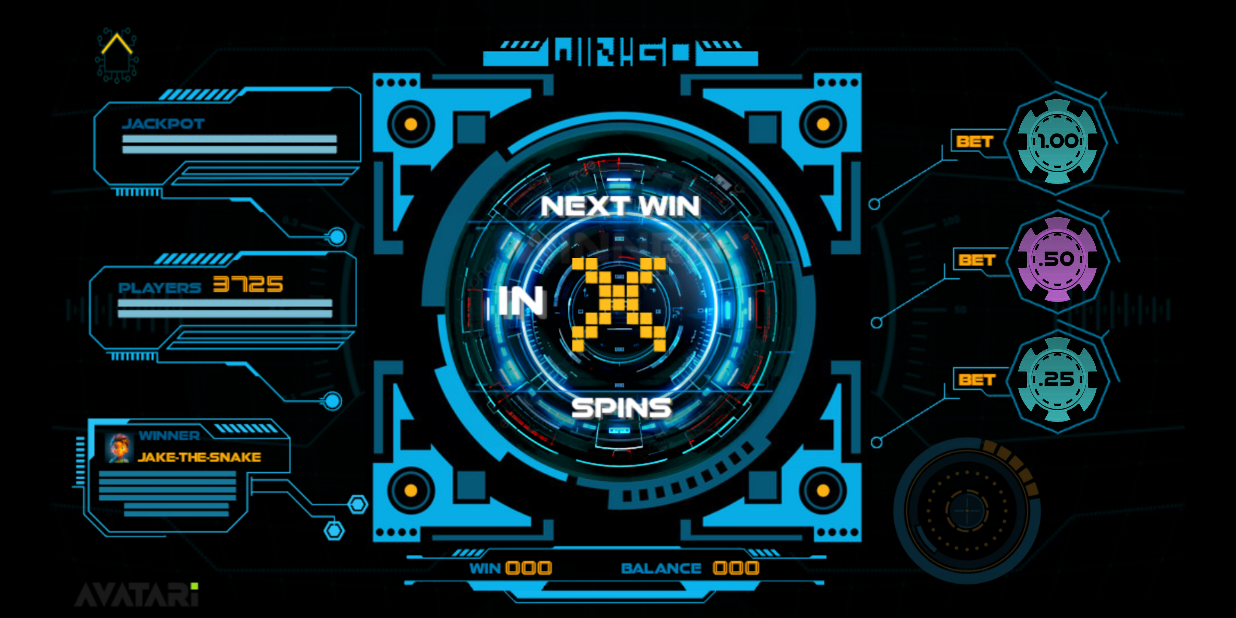
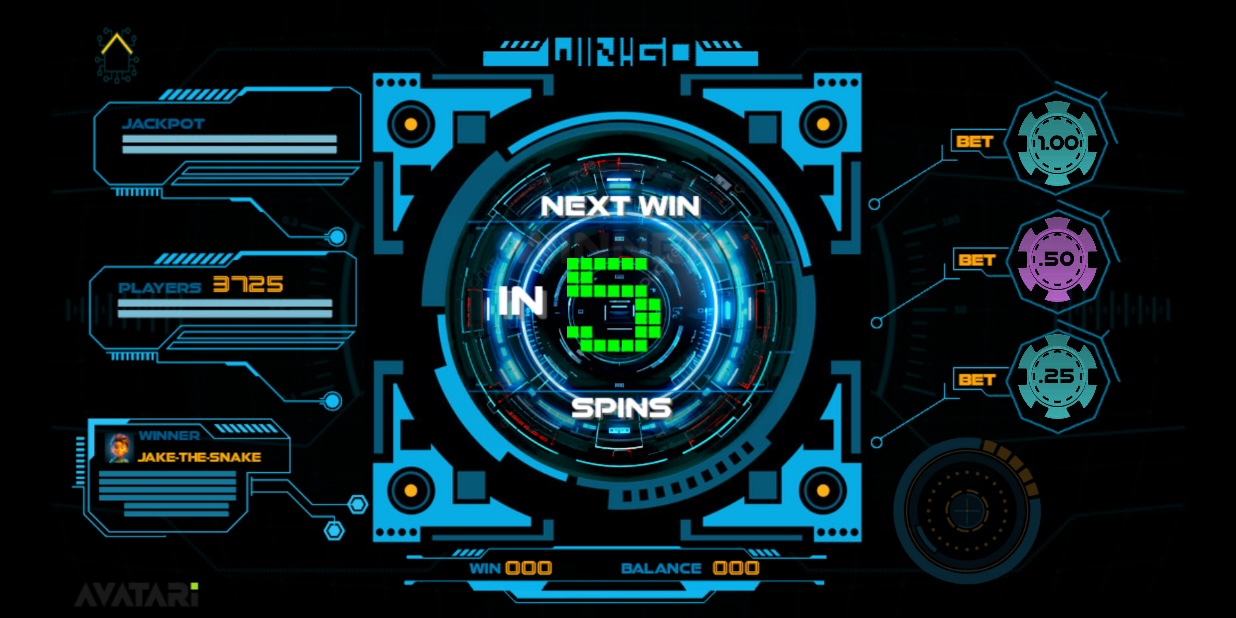
Before and after one commit to mishabron/wingo, an Android app: the screen it shows after launch (GameActivity), after a tap on an icon or button, on a phone screen of 824 x 412 dp (held sideways). Run offline under Robolectric (Android 15) with nearby library versions, the phone set to English and light mode, and no system bars; our stand-ins replace EventBus.

Commit message:
added winning

```diff
--- a/app/src/main/java/com/mbronshteyn/wingo/activity/GameActivity.java
+++ b/app/src/main/java/com/mbronshteyn/wingo/activity/GameActivity.java
@@ -49,19 +49,24 @@ public class GameActivity extends AppCompatActivity {
         chipButton100 = (Button) findViewById(R.id.btn_chip100);
         spinButton = (Button) findViewById(R.id.spinButton);
         spinButton.setEnabled(false);
+
+        ImageView numbers = (ImageView) findViewById(R.id.numbers);
+        numbers.setBackground(getResources().getDrawable(R.drawable.numbers_animation,null));
+        AnimationDrawable numbersAnimation = (AnimationDrawable) numbers.getBackground();
+        ImageView winner = (ImageView) findViewById(R.id.winnerBanner);
+        AnimationDrawable winnerAnimation = (AnimationDrawable) winner.getBackground();
         spinButton.setOnClickListener(new View.OnClickListener() {
             Button buttonHome = (Button) findViewById(R.id.homeButton);
             @Override
             public void onClick(View v) {
+
                 Animation aniRotate = AnimationUtils.loadAnimation(getApplicationContext(),R.anim.ring_animation);
-                ImageView numbers = (ImageView) findViewById(R.id.numbers);
-                numbers.setBackground(getResources().getDrawable(R.drawable.numbers_animation,null));
-                AnimationDrawable frameAnimation = (AnimationDrawable) numbers.getBackground();
                 ImageView mainCircle = (ImageView) findViewById(R.id.mainCircle);
                 Animation mainCircleRotate = AnimationUtils.loadAnimation(getApplicationContext(),R.anim.maincircle_animation);
                 ImageView winBackground = (ImageView) findViewById(R.id.winBackground);
                 winBackground.setVisibility(View.INVISIBLE);
-                mainCircle.setBackground(getResources().getDrawable(R.drawable.maincircle,null));
+                ImageView winCircle = (ImageView) findViewById(R.id.winCircle);
+                winCircle.setVisibility(View.INVISIBLE);
                 aniRotate.setAnimationListener(new Animation.AnimationListener() {
                     @Override
                     public void onAnimationStart(Animation animation) {
@@ -70,35 +75,41 @@ public class GameActivity extends AppCompatActivity {
                         chipButton25.setClickable(false);
                         chipButton100.setClickable(false);
                         chipButton50.setClickable(false);
-                        frameAnimation.start();
+                        new Handler(Looper.getMainLooper()).postDelayed(() -> {
+                            numbersAnimation.start();
+                        }, 1000);
                     }
 
                     @Override
                     public void onAnimationEnd(Animation animation) {
                         buttonHome.setEnabled(true);
-                        spinButton.setEnabled(true);
                         ImageView spingring = (ImageView) findViewById(R.id.spingring);
                         spingring.setVisibility(View.INVISIBLE);
                         chipButton25.setClickable(true);
                         chipButton100.setClickable(true);
                         chipButton50.setClickable(true);
-                        frameAnimation.stop();
+                        numbersAnimation.stop();
 
                         while (randomNum == previous){
                             randomNum = ThreadLocalRandom.current().nextInt(0, 5 + 1);
                         }
                         previous = randomNum;
-                        Drawable frame = frameAnimation.getFrame(randomNum);
-                        if(!frameAnimation.getCurrent().equals(frame)) {
-                            numbers.setBackground(frame);
-                        }
+                        numbersAnimation.selectDrawable(randomNum);
+
                         mainCircleRotate.setDuration(15000);
                         mainCircle.startAnimation(mainCircleRotate);
                         if(randomNum == 5){
                             new Handler(Looper.getMainLooper()).postDelayed(() -> {
                                 winBackground.setVisibility(View.VISIBLE);
-                                mainCircle.setBackground(getResources().getDrawable(R.drawable.wincircle,null));
-                            }, 1000);
+                                winCircle.setVisibility(View.VISIBLE);
+                                winCircle.startAnimation(mainCircleRotate);
+                                spinButton.setEnabled(true);
+                                winner.setVisibility(View.VISIBLE);
+                                winnerAnimation.start();
+                            }, 2000);
+                        }
+                        else{
+                            spinButton.setEnabled(true);
                         }
                     }
                     @Override
@@ -109,8 +120,11 @@ public class GameActivity extends AppCompatActivity {
                 spingring.setVisibility(View.VISIBLE);
                 spingring.startAnimation(aniRotate);
 
-                mainCircleRotate.setDuration(3000);
+                winCircle.clearAnimation();
+                mainCircleRotate.setDuration(2000);
                 mainCircle.startAnimation(mainCircleRotate);
+                winnerAnimation.stop();
+                winner.setVisibility(View.INVISIBLE);
             }
         });
 
@@ -139,6 +153,13 @@ public class GameActivity extends AppCompatActivity {
         Animation mainCircleRotate = AnimationUtils.loadAnimation(getApplicationContext(),R.anim.maincircle_animation);
         ImageView mainCircle = (ImageView) findViewById(R.id.mainCircle);
         mainCircle.startAnimation(mainCircleRotate);
+    }
+
+    @Override
+    protected void onStop() {
+        super.onStop();
+        ImageView mainCircle = (ImageView) findViewById(R.id.mainCircle);
+        mainCircle.clearAnimation();
     }
 
     @Subscribe
@@ -343,10 +364,16 @@ public class GameActivity extends AppCompatActivity {
         mainCircleParams.height = (int) (newBmapHeight * 0.5410F);
         mainCircleParams.width = (int) (newBmapWidth * 0.2937F);
 
+
+        ImageView winCircle = (ImageView) findViewById(R.id.winCircle);
+        ViewGroup.LayoutParams winCircleParams = winCircle.getLayoutParams();
+        winCircleParams.height = (int) (newBmapHeight * 0.5410F);
+        winCircleParams.width = (int) (newBmapWidth * 0.2937F);
+
         ImageView winBackground = (ImageView) findViewById(R.id.winBackground);
         ViewGroup.LayoutParams winBackgroundParams = winBackground.getLayoutParams();
-        winBackgroundParams.height = (int) (newBmapHeight * 0.8333);
-        winBackgroundParams.width = (int) (newBmapWidth * 0.4325F);
+        winBackgroundParams.height = (int) (newBmapHeight * 0.8370F);
+        winBackgroundParams.width = (int) (newBmapWidth * 0.4396F);
     }
 
     private class ChipBlinkedEvent {
--- a/app/src/main/java/com/mbronshteyn/wingo/activity/GameSelectorActivity.java
+++ b/app/src/main/java/com/mbronshteyn/wingo/activity/GameSelectorActivity.java
@@ -1,17 +1,19 @@
 package com.mbronshteyn.wingo.activity;
-
-import androidx.appcompat.app.AppCompatActivity;
-import androidx.constraintlayout.widget.ConstraintLayout;
-import androidx.constraintlayout.widget.ConstraintSet;
 
 import android.app.ActivityOptions;
 import android.content.Intent;
 import android.graphics.BitmapFactory;
 import android.os.Bundle;
+import android.transition.ChangeBounds;
 import android.view.View;
 import android.view.ViewGroup;
 import android.widget.Button;
 import android.widget.ImageView;
+
+import androidx.appcompat.app.AppCompatActivity;
+import androidx.constraintlayout.widget.ConstraintLayout;
+import androidx.constraintlayout.widget.ConstraintSet;
+import androidx.core.app.ActivityOptionsCompat;
 
 import com.mbronshteyn.wingo.R;
 
@@ -24,13 +26,13 @@ public class GameSelectorActivity extends AppCompatActivity {
 
         Button button6 = (Button) findViewById(R.id.button1_6);
 
+        GameSelectorActivity activity = this;
         button6.setOnClickListener(new View.OnClickListener() {
             @Override
             public void onClick(View v) {
                 Intent intent = new Intent(getApplicationContext(), GameActivity.class);
-                intent.putExtras(new Bundle());
-                ActivityOptions options = ActivityOptions.makeSceneTransitionAnimation(GameSelectorActivity.this);
-                startActivity(intent, options.toBundle());
+                Bundle bundle = ActivityOptionsCompat.makeCustomAnimation(activity, R.anim.fade_in, R.anim.fade_out).toBundle();
+                startActivity(intent, bundle);
             }
         });
 
--- a/app/src/main/res/drawable/numbers_animation.xml
+++ b/app/src/main/res/drawable/numbers_animation.xml
@@ -5,20 +5,20 @@
 
     <item
         android:drawable="@drawable/five"
-        android:duration="250"/>
+        android:duration="150"/>
     <item
         android:drawable="@drawable/four"
-        android:duration="250"/>
+        android:duration="150"/>
     <item
         android:drawable="@drawable/three"
-        android:duration="250"/>
+        android:duration="150"/>
     <item
         android:drawable="@drawable/two"
-        android:duration="250"/>
+        android:duration="150"/>
     <item
         android:drawable="@drawable/one"
-        android:duration="250"/>
+        android:duration="150"/>
     <item
         android:drawable="@drawable/zero"
-        android:duration="250"/>
+        android:duration="150"/>
 </animation-list>
--- /dev/null
+++ b/app/src/main/res/drawable/winner_animation.xml
@@ -0,0 +1,24 @@
+<?xml version="1.0" encoding="utf-8"?>
+<animation-list xmlns:android="http://schemas.android.com/apk/res/android"
+    android:oneshot="false"
+    android:fillAfter="true">
+
+    <item
+        android:drawable="@drawable/w"
+        android:duration="250"/>
+    <item
+        android:drawable="@drawable/wi"
+        android:duration="250"/>
+    <item
+        android:drawable="@drawable/win"
+        android:duration="250"/>
+    <item
+        android:drawable="@drawable/winn"
+        android:duration="250"/>
+    <item
+        android:drawable="@drawable/winne"
+        android:duration="250"/>
+    <item
+        android:drawable="@drawable/winner"
+        android:duration="250"/>
+</animation-list>
--- a/app/src/main/res/layout/activity_game.xml
+++ b/app/src/main/res/layout/activity_game.xml
@@ -41,14 +41,21 @@
         app:layout_constraintGuide_percent="0.853"
         app:layout_constraintEnd_toEndOf="parent" />
 
+    <androidx.constraintlayout.widget.Guideline
+        android:id="@+id/topGuideline"
+        android:layout_width="wrap_content"
+        android:layout_height="wrap_content"
+        android:orientation="horizontal"
+        app:layout_constraintTop_toTopOf="parent"
+        app:layout_constraintGuide_percent="0.163"
+        app:layout_constraintBottom_toBottomOf="parent" />
+
     <RadioGroup
         android:id="@+id/radioGroup1"
         android:layout_width="wrap_content"
         android:layout_height="wrap_content"
         app:layout_constraintStart_toStartOf="@id/rightGuideline"
-        app:layout_constraintTop_toTopOf="parent"
-        app:layout_constraintBottom_toBottomOf="parent"
-        app:layout_constraintVertical_bias="0.335">
+        app:layout_constraintTop_toTopOf="@+id/topGuideline">
 
         <RadioButton
             android:id="@+id/btn_chip100"
@@ -64,7 +71,7 @@
             android:layout_height="wrap_content"
             android:button="@android:color/transparent"
             android:background="@drawable/btn_chip_50"
-            android:layout_marginTop="22dp"
+            android:layout_marginTop="20.5sp"
             android:checked="false"/>
 
         <RadioButton
@@ -73,7 +80,7 @@
             android:layout_height="wrap_content"
             android:button="@android:color/transparent"
             android:background="@drawable/btn_chip_25"
-            android:layout_marginTop="23dp"
+            android:layout_marginTop="21.5sp"
             android:checked="false"/>
 
     </RadioGroup>
@@ -154,8 +161,7 @@
         app:layout_constraintEnd_toEndOf="parent"
         app:layout_constraintStart_toStartOf="parent"
         app:layout_constraintTop_toTopOf="parent"
-        android:layout_marginBottom="12dp"
-        android:layout_marginLeft="2dp"/>
+        android:layout_marginBottom="12dp"/>
 
     <ImageView
         android:id="@+id/numbers"
@@ -167,4 +173,26 @@
         app:layout_constraintStart_toStartOf="parent"
         app:layout_constraintTop_toTopOf="parent"/>
 
+    <ImageView
+        android:id="@+id/winCircle"
+        android:layout_width="wrap_content"
+        android:layout_height="wrap_content"
+        android:background="@drawable/wincircle"
+        android:visibility="invisible"
+        app:layout_constraintBottom_toBottomOf="parent"
+        app:layout_constraintEnd_toEndOf="parent"
+        app:layout_constraintStart_toStartOf="parent"
+        app:layout_constraintTop_toTopOf="parent"/>
+
+    <ImageView
+        android:id="@+id/winnerBanner"
+        android:layout_width="wrap_content"
+        android:layout_height="wrap_content"
+        android:background="@drawable/winner_animation"
+        android:visibility="invisible"
+        app:layout_constraintBottom_toBottomOf="parent"
+        app:layout_constraintEnd_toEndOf="parent"
+        app:layout_constraintStart_toStartOf="parent"
+        app:layout_constraintTop_toTopOf="parent"/>
+
 </androidx.constraintlayout.widget.ConstraintLayout>
```
Also changed, not shown: app/src/main/res/anim/fade_in.xml (added, +9 -0 lines), app/src/main/res/anim/fade_out.xml (added, +9 -0 lines), app/src/main/res/drawable/button_off_1_1.png, app/src/main/res/drawable/button_off_1_15.png, app/src/main/res/drawable/button_off_1_9.png, app/src/main/res/drawable/w.png (added), app/src/main/res/drawable/wi.png (added), app/src/main/res/drawable/win.png (added), app/src/main/res/drawable/winn.png (added), app/src/main/res/drawable/winne.png (added), app/src/main/res/drawable/winner.png (added).
